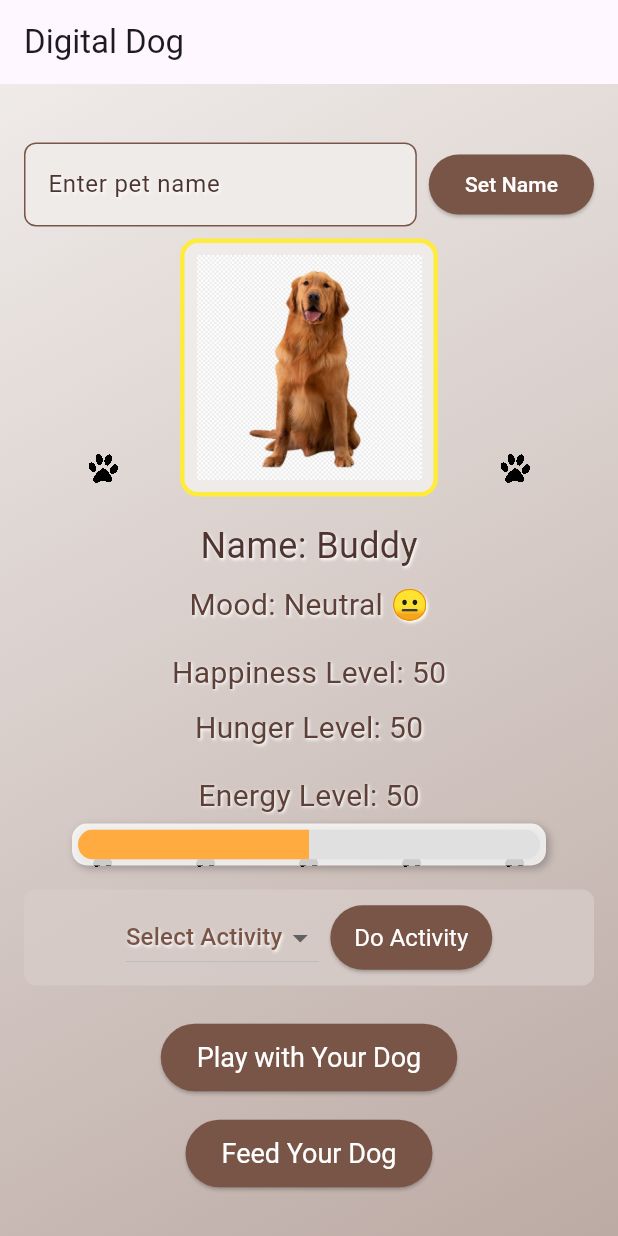
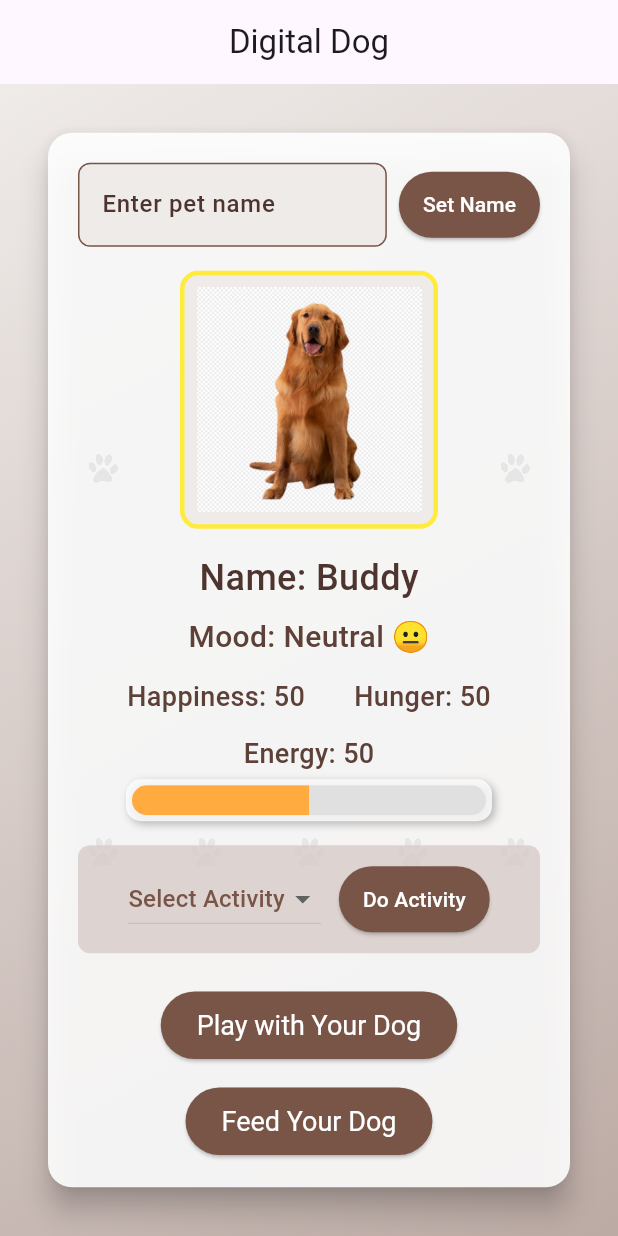
Before and after one commit to mahendrak070/PetApp, a Flutter app: the screen it shows after launch, on a phone screen of 412 x 824 dp. Run offline on Flutter 3.47's test engine with Material 3 defaults, Android fonts, the phone set to English and light mode, and no system bars.

Commit message:
Added requirements and UI change

```diff
--- a/lib/main.dart
+++ b/lib/main.dart
@@ -18,16 +18,13 @@ class DigitalPetApp extends StatefulWidget {
 }
 
 class _DigitalPetAppState extends State<DigitalPetApp> {
-  // Existing pet state variables
-  String petName = "Buddy"; // Default pet name
+  // Pet state variables
+  String petName = "Buddy";
   int happinessLevel = 50;
   int hungerLevel = 50;
-
-  // New energy level variable (0 to 100)
   int _energyLevel = 50;
 
   ui.Image? pawImage;
-
   Timer? hungerTimer;
   Timer? winTimer;
   int winCounter = 0;
@@ -53,7 +50,7 @@ class _DigitalPetAppState extends State<DigitalPetApp> {
         });
       }
     });
-    // Check win condition every second (win if happiness stays >= 80 for 3 minutes)
+    // Check win condition every second (win if happiness stays >=80 for 3 minutes)
     winTimer = Timer.periodic(Duration(seconds: 1), (timer) {
       if (!gameOver && !gameWon) {
         if (happinessLevel >= 80) {
@@ -78,7 +75,7 @@ class _DigitalPetAppState extends State<DigitalPetApp> {
     super.dispose();
   }
 
-  // Load the paw icon image from assets
+  // Load paw image from assets
   void _loadPawImage() async {
     final data = await rootBundle.load('assets/dog_paw.png');
     final bytes = data.buffer.asUint8List();
@@ -88,7 +85,7 @@ class _DigitalPetAppState extends State<DigitalPetApp> {
     });
   }
 
-  // Increase happiness and update hunger when playing with the pet
+  // Pet actions
   void _playWithPet() {
     if (gameOver || gameWon) return;
     setState(() {
@@ -98,7 +95,6 @@ class _DigitalPetAppState extends State<DigitalPetApp> {
     });
   }
 
-  // Decrease hunger and update happiness when feeding the pet
   void _feedPet() {
     if (gameOver || gameWon) return;
     setState(() {
@@ -108,21 +104,17 @@ class _DigitalPetAppState extends State<DigitalPetApp> {
     });
   }
 
-  // Update happiness based on current hunger level
   void _updateHappiness() {
-    if (hungerLevel < 30) {
+    if (hungerLevel < 30)
       happinessLevel = (happinessLevel - 20).clamp(0, 100);
-    } else {
+    else
       happinessLevel = (happinessLevel + 10).clamp(0, 100);
   }
-  }
 
-  // Increase hunger slightly when playing with the pet
   void _updateHunger() {
     hungerLevel = (hungerLevel + 5).clamp(0, 100);
   }
 
-  // Check loss condition: if hunger is 100 and happiness is 10 or less
   void _checkGameOver() {
     if (hungerLevel >= 100 && happinessLevel <= 10 && !gameOver) {
       gameOver = true;
@@ -136,21 +128,20 @@ class _DigitalPetAppState extends State<DigitalPetApp> {
     winTimer?.cancel();
   }
 
-  // Dynamic border color for pet image based on happiness level
+  // Dynamic styling
   Color getPetBorderColor() {
     if (happinessLevel > 70) return Colors.green;
     else if (happinessLevel >= 30) return Colors.yellow;
     else return Colors.red;
   }
 
-  // Mood indicator text with emoji
   String getMoodIndicator() {
     if (happinessLevel > 70) return "Happy 😊";
     else if (happinessLevel >= 30) return "Neutral 😐";
     else return "Unhappy 😢";
   }
 
-  // Set pet name from text input field
+  // Set pet name from text field
   void _setPetName() {
     if (_nameController.text.trim().isNotEmpty) {
       setState(() {
@@ -160,7 +151,7 @@ class _DigitalPetAppState extends State<DigitalPetApp> {
     }
   }
 
-  // Activity selection: perform selected activity and update pet state
+  // Activity selection: update pet state based on chosen activity
   void _performActivity() {
     if (_selectedActivity == null || gameOver || gameWon) return;
     setState(() {
@@ -184,13 +175,11 @@ class _DigitalPetAppState extends State<DigitalPetApp> {
         default:
           break;
       }
-      // Reset selection after performing the activity
       _selectedActivity = null;
       _checkGameOver();
     });
   }
 
-  // Show win dialog when win condition is met
   void _showWinDialog() {
     showDialog(
       context: context,
@@ -201,7 +190,7 @@ class _DigitalPetAppState extends State<DigitalPetApp> {
           TextButton(
             onPressed: () {
               Navigator.of(context).pop();
-              // Optionally, restart the game here.
+              // Optionally restart the game.
             },
             child: Text("OK"),
           ),
@@ -210,11 +199,10 @@ class _DigitalPetAppState extends State<DigitalPetApp> {
     );
   }
 
-  // Show game over dialog when loss condition is met
   void _showGameOverDialog() {
     showDialog(
       context: context,
-      barrierDismissible: false, // Force user to acknowledge game over.
+      barrierDismissible: false,
       builder: (_) => AlertDialog(
         title: Text("Game Over"),
         content: Text("Your pet is too hungry and unhappy. Game Over!"),
@@ -222,7 +210,7 @@ class _DigitalPetAppState extends State<DigitalPetApp> {
           TextButton(
             onPressed: () {
               Navigator.of(context).pop();
-              // Optionally, restart the game here.
+              // Optionally restart the game.
             },
             child: Text("OK"),
           ),
@@ -231,18 +219,12 @@ class _DigitalPetAppState extends State<DigitalPetApp> {
     );
   }
 
-  // Helper text style with subtle white shadow for readability
+  // Helper text style for clean typography
   TextStyle _textStyle(double fontSize, {Color color = Colors.brown}) {
     return TextStyle(
       fontSize: fontSize,
       color: color,
-      shadows: [
-        Shadow(
-          offset: Offset(1, 1),
-          blurRadius: 2,
-          color: Colors.white,
-        )
-      ],
+      fontWeight: FontWeight.w500,
     );
   }
 
@@ -251,10 +233,11 @@ class _DigitalPetAppState extends State<DigitalPetApp> {
     return Scaffold(
       appBar: AppBar(
         title: Text('Digital Dog'),
+        centerTitle: true,
       ),
       body: Stack(
         children: [
-          // Layer 1: Gradient background that fits the dog-themed UI
+          // Background layer: gradient with subtle paw icons overlay
           Container(
             decoration: BoxDecoration(
               gradient: LinearGradient(
@@ -264,7 +247,6 @@ class _DigitalPetAppState extends State<DigitalPetApp> {
               ),
             ),
           ),
-          // Layer 2: Evenly spaced paw icons in the background
           if (pawImage != null)
             CustomPaint(
               size: MediaQuery.of(context).size,
@@ -273,17 +255,24 @@ class _DigitalPetAppState extends State<DigitalPetApp> {
                 tileSize: 20,
               ),
             ),
-          // Layer 3: Foreground content in a scrollable area with padding to avoid overlap
+          // Foreground: scrollable, centered card containing the UI
           Center(
             child: SingleChildScrollView(
-              padding: EdgeInsets.symmetric(horizontal: 16, vertical: 16),
+              padding: EdgeInsets.all(16),
+              child: Card(
+                color: Colors.white.withOpacity(0.9),
+                elevation: 8,
+                shape: RoundedRectangleBorder(
+                  borderRadius: BorderRadius.circular(16),
+                ),
+                margin: EdgeInsets.symmetric(horizontal: 16, vertical: 16),
+                child: Padding(
+                  padding: const EdgeInsets.all(20.0),
                   child: Column(
-                mainAxisAlignment: MainAxisAlignment.center,
-                children: <Widget>[
-                  // Pet Name Customization with matching UI style
-                  Padding(
-                    padding: const EdgeInsets.symmetric(vertical: 8),
-                    child: Row(
+                    mainAxisSize: MainAxisSize.min,
+                    children: [
+                      // Pet Name Customization
+                      Row(
                         children: [
                           Expanded(
                             child: TextField(
@@ -292,7 +281,7 @@ class _DigitalPetAppState extends State<DigitalPetApp> {
                                 labelText: "Enter pet name",
                                 labelStyle: _textStyle(16, color: Colors.brown[800]!),
                                 filled: true,
-                              fillColor: Colors.brown[50],
+                                fillColor: Colors.brown.shade50,
                                 border: OutlineInputBorder(
                                   borderSide: BorderSide(color: Colors.brown),
                                   borderRadius: BorderRadius.circular(8),
@@ -315,55 +304,63 @@ class _DigitalPetAppState extends State<DigitalPetApp> {
                             style: ElevatedButton.styleFrom(
                               backgroundColor: Colors.brown,
                               foregroundColor: Colors.white,
+                              padding: EdgeInsets.symmetric(horizontal: 16, vertical: 12),
                             ),
                           ),
                         ],
                       ),
-                  ),
-                  // Dog image with dynamic border color based on happiness
+                      SizedBox(height: 16),
+                      // Pet Image with Dynamic Border
                       Container(
                         decoration: BoxDecoration(
-                      color: Colors.brown[50],
+                          color: Colors.brown.shade50,
                           border: Border.all(color: getPetBorderColor(), width: 3),
                           borderRadius: BorderRadius.circular(12),
                         ),
                         padding: EdgeInsets.all(8.0),
                         child: Image.asset(
-                      'assets/dog.png', // Dog image asset
+                          'assets/dog.png',
                           width: 150,
                           height: 150,
                         ),
                       ),
-                  SizedBox(height: 16.0),
+                      SizedBox(height: 16),
                       Text(
                         'Name: $petName',
                         style: _textStyle(24, color: Colors.brown[800]!),
                       ),
-                  SizedBox(height: 8.0),
-                  // Mood indicator text with emoji
+                      SizedBox(height: 8),
+                      // Mood Indicator
                       Text(
                         'Mood: ${getMoodIndicator()}',
                         style: _textStyle(20, color: Colors.brown[700]!),
                       ),
-                  SizedBox(height: 16.0),
+                      SizedBox(height: 12),
+                      // Stats Row
+                      Row(
+                        mainAxisAlignment: MainAxisAlignment.spaceEvenly,
+                        children: [
                           Text(
-                    'Happiness Level: $happinessLevel',
-                    style: _textStyle(20, color: Colors.brown[700]!),
+                            'Happiness: $happinessLevel',
+                            style: _textStyle(18, color: Colors.brown[700]!),
                           ),
-                  SizedBox(height: 8.0),
                           Text(
-                    'Hunger Level: $hungerLevel',
-                    style: _textStyle(20, color: Colors.brown[700]!),
+                            'Hunger: $hungerLevel',
+                            style: _textStyle(18, color: Colors.brown[700]!),
                           ),
-                  SizedBox(height: 16.0),
-                  // Energy bar widget with enhanced styling
+                        ],
+                      ),
+                      SizedBox(height: 12),
+                      // Energy Bar Section
+                      Column(
+                        children: [
                           Text(
-                    'Energy Level: $_energyLevel',
-                    style: _textStyle(20, color: Colors.brown[700]!),
+                            'Energy: $_energyLevel',
+                            style: _textStyle(18, color: Colors.brown[700]!),
                           ),
-                  SizedBox(height: 4.0),
+                          SizedBox(height: 4),
                           Container(
-                    margin: EdgeInsets.symmetric(horizontal: 32.0),
+                            margin: EdgeInsets.symmetric(horizontal: 32),
                             padding: EdgeInsets.all(4),
                             decoration: BoxDecoration(
                               color: Colors.white.withOpacity(0.8),
@@ -386,10 +383,12 @@ class _DigitalPetAppState extends State<DigitalPetApp> {
                               ),
                             ),
                           ),
-                  SizedBox(height: 16.0),
-                  // Activity selection row with decorative container
+                        ],
+                      ),
+                      SizedBox(height: 16),
+                      // Activity Selection
                       Container(
-                    padding: EdgeInsets.symmetric(horizontal: 16, vertical: 8),
+                        padding: EdgeInsets.symmetric(horizontal: 16, vertical: 12),
                         decoration: BoxDecoration(
                           color: Colors.brown.shade100.withOpacity(0.8),
                           borderRadius: BorderRadius.circular(8),
@@ -413,22 +412,21 @@ class _DigitalPetAppState extends State<DigitalPetApp> {
                               },
                               dropdownColor: Colors.brown.shade50,
                             ),
-                        SizedBox(width: 8),
+                            SizedBox(width: 12),
                             ElevatedButton(
+                              onPressed: _performActivity,
+                              child: Text("Do Activity"),
                               style: ElevatedButton.styleFrom(
                                 backgroundColor: Colors.brown,
                                 foregroundColor: Colors.white,
                                 padding: EdgeInsets.symmetric(horizontal: 16, vertical: 12),
-                            textStyle: TextStyle(fontSize: 16),
                               ),
-                          onPressed: _performActivity,
-                          child: Text("Do Activity"),
                             ),
                           ],
                         ),
                       ),
-                  SizedBox(height: 24.0),
-                  // Action Buttons for playing and feeding the pet
+                      SizedBox(height: 24),
+                      // Action Buttons
                       ElevatedButton(
                         style: ElevatedButton.styleFrom(
                           backgroundColor: Colors.brown,
@@ -439,7 +437,7 @@ class _DigitalPetAppState extends State<DigitalPetApp> {
                         onPressed: _playWithPet,
                         child: Text('Play with Your Dog'),
                       ),
-                  SizedBox(height: 16.0),
+                      SizedBox(height: 16),
                       ElevatedButton(
                         style: ElevatedButton.styleFrom(
                           backgroundColor: Colors.brown,
@@ -454,13 +452,15 @@ class _DigitalPetAppState extends State<DigitalPetApp> {
                   ),
                 ),
               ),
+            ),
+          ),
         ],
       ),
     );
   }
 }
 
-// Custom painter that evenly distributes 10 small paw icons (2 rows x 5 columns) across the screen
+// Custom painter to evenly distribute 10 small paw icons (2 rows x 5 columns) across the screen
 class EvenlySpacedPawPainter extends CustomPainter {
   final ui.Image pawImage;
   final double tileSize;
@@ -469,7 +469,6 @@ class EvenlySpacedPawPainter extends CustomPainter {
 
   @override
   void paint(Canvas canvas, Size size) {
-    // Arrange 10 icons in 2 rows and 5 columns
     int cols = 5;
     int rows = 2;
     for (int i = 0; i < rows; i++) {
```
Lines whose indentation alone changed are shown as unchanged.
